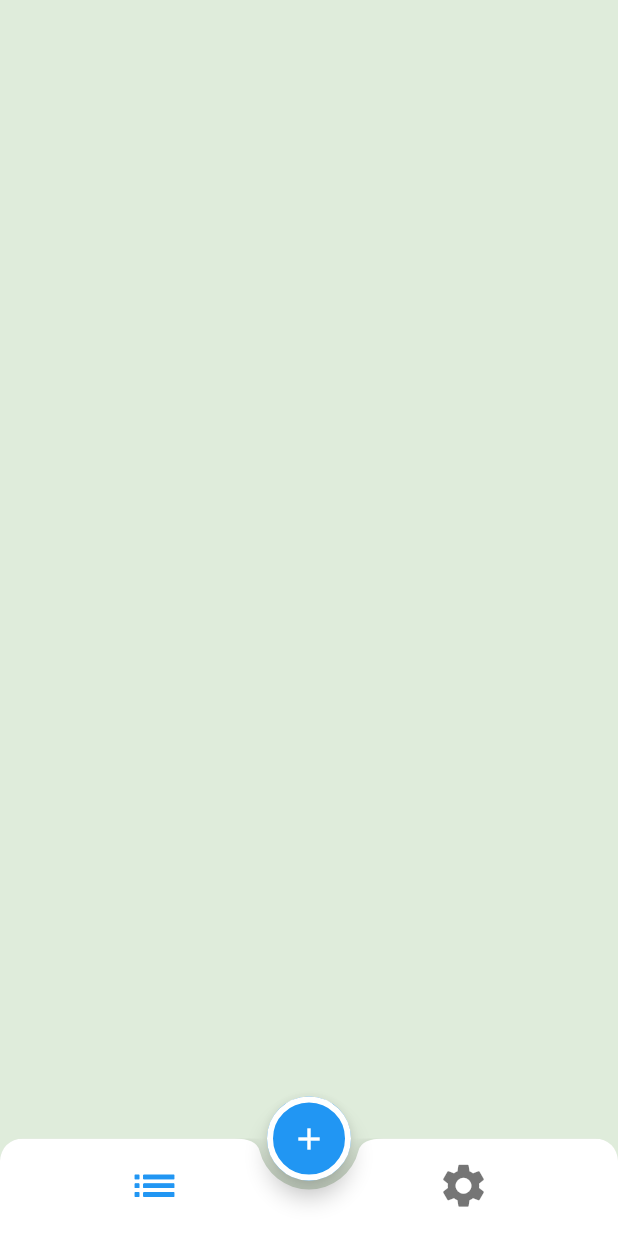
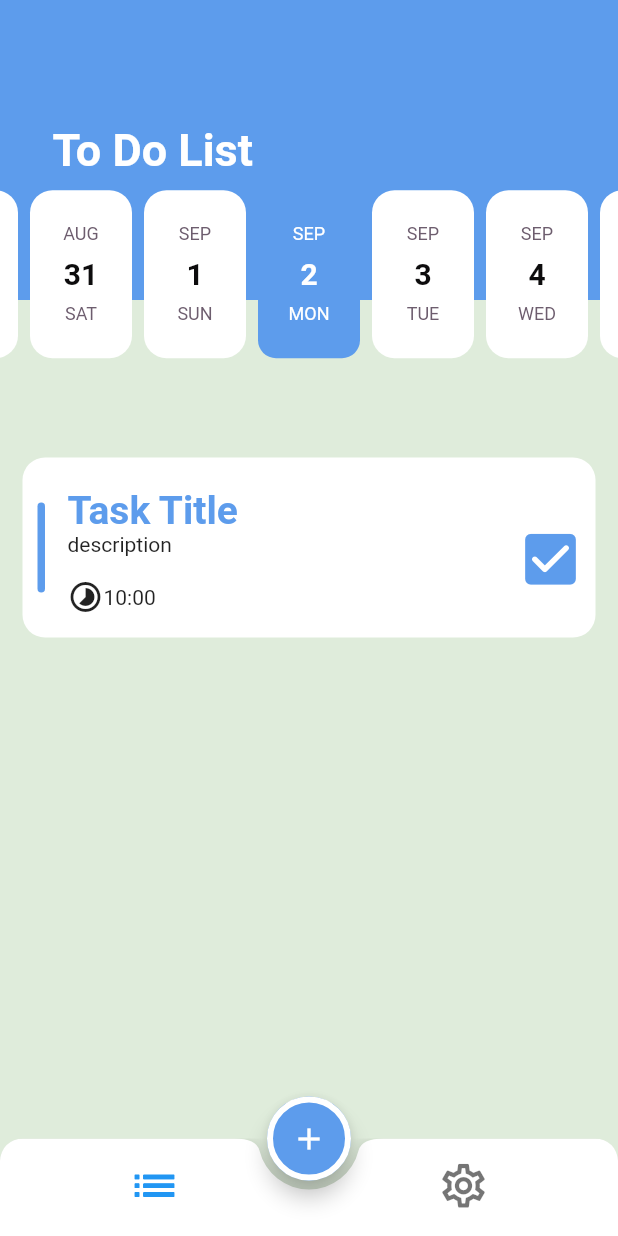
Before and after one commit to Mina23t/todo_assinment, a Flutter app: the screen it shows after launch, on a phone screen of 412 x 824 dp. Run offline on Flutter 3.47's test engine with Material 3 defaults, Android fonts, the phone set to English and light mode, and no system bars; drawn by our look-alikes of easy_date_timeline, flutter_slidable.

Commit message:
splash&provider&layout have created

```diff
--- /dev/null
+++ b/lib/core/providers/provider.dart
@@ -0,0 +1,23 @@
+import 'package:flutter/cupertino.dart';
+import 'package:todo_assinment/layout/screens/settings_screen.dart';
+import 'package:todo_assinment/layout/screens/task_screen.dart';
+
+class MainProvider extends ChangeNotifier{
+ int index = 0;
+ DateTime selectedDate = DateTime.now();
+List<Widget>Screens=[
+  TaskScreen(),
+  SettingsScreen()
+];
+
+ void setIndex(int num){
+   index = num;
+   notifyListeners();
+ }
+
+ void setDate(DateTime datetime){
+   selectedDate = datetime;
+   notifyListeners();
+
+ }
+}
--- /dev/null
+++ b/lib/core/widgets/card_widget.dart
@@ -0,0 +1,93 @@
+import 'package:flutter/cupertino.dart';
+import 'package:flutter/material.dart';
+import 'package:flutter_slidable/flutter_slidable.dart';
+
+class card_widget extends StatelessWidget {
+  const card_widget({
+    super.key,
+  });
+
+  @override
+  Widget build(BuildContext context) {
+    return Padding(
+      padding: const EdgeInsets.all(15),
+      child: Slidable( key: ValueKey("task.id"),
+        startActionPane: ActionPane(dismissible: DismissiblePane(onDismissed: () {}),
+          motion: ScrollMotion(),
+          children: [
+            SlidableAction( borderRadius: BorderRadius.circular(10),
+              onPressed: (context) {},
+              backgroundColor: Colors.red,
+              icon: Icons.delete,
+              label: "Delete",
+            ), SlidableAction( borderRadius: BorderRadius.circular(10),
+              onPressed: (context) {},
+              backgroundColor: Colors.white,
+              icon: Icons.edit,
+              label: "edit",
+            )
+          ],
+        ),
+        child: Container(
+          decoration: BoxDecoration(
+              color: Colors.white,
+              borderRadius: BorderRadius.circular(15)),
+          width: double.infinity,
+          height: 120,
+          child: Row(
+            children: [
+              Padding(
+                padding: const EdgeInsets.only(left: 10),
+                child: Container(
+                  height: 60,
+                  width: 5,
+                  decoration: BoxDecoration(
+                      color: const Color(0xff5D9CEC),
+                      borderRadius: BorderRadius.circular(15)),
+                ),
+              ),
+              const SizedBox(
+                width: 15,
+              ),
+              const Column(
+                crossAxisAlignment: CrossAxisAlignment.start,
+                children: [
+                  SizedBox(
+                    height: 20,
+                  ),
+                  Text(
+                    "Task Title",
+                    style: TextStyle(
+                        fontSize: 26,
+                        fontWeight: FontWeight.bold,
+                        color: Color(0xff5D9CEC)),
+                  ),
+                  Text("description"),
+                  SizedBox(
+                    height: 15,
+                  ),
+                  Row(
+                    children: [
+                      Icon(Icons.timelapse_outlined),
+                      Text("10:00")
+                    ],
+                  )
+                ],
+              ),
+              Spacer(),
+              Container(
+                width: 60,
+                height: 30,
+                child: const Icon(
+                  Icons.check_box_rounded,
+                  color: Color(0xff5D9CEC),
+                  size: 45,
+                ),
+              )
+            ],
+          ),
+        ),
+      ),
+    );
+  }
+}
--- a/lib/layout/layout.dart
+++ b/lib/layout/layout.dart
@@ -1,7 +1,6 @@
-import 'package:flutter/cupertino.dart';
 import 'package:flutter/material.dart';
 import 'package:provider/provider.dart';
-import 'package:todo_assinment/layout/provider.dart';
+import 'package:todo_assinment/core/providers/provider.dart';
 
 class Layout extends StatelessWidget {
   static const String routeName = "layout_screen";
@@ -19,20 +18,21 @@ class Layout extends StatelessWidget {
             return Scaffold(
               floatingActionButtonLocation:
                   FloatingActionButtonLocation.centerDocked,
-              floatingActionButton: FloatingActionButton(
+              floatingActionButton: FloatingActionButton(backgroundColor:Color(0xff5D9CEC) ,
                 shape: OutlineInputBorder(
                     borderRadius: BorderRadius.circular(50),
-                    borderSide: BorderSide(color: Colors.white, width: 4)),
+                    borderSide:
+                        const BorderSide(color: Colors.white, width: 4)),
                 onPressed: () {},
                 child: const Icon(Icons.add),
               ),
               bottomNavigationBar: ClipRRect(
-                borderRadius: BorderRadius.only(
+                borderRadius: const BorderRadius.only(
                   topLeft: Radius.circular(15),
                   topRight: Radius.circular(15),
                 ),
                 child: BottomAppBar(
-                  shape: CircularNotchedRectangle(),
+                  shape: const CircularNotchedRectangle(),
                   notchMargin: 6,
                   color: Colors.white,
                   child: BottomNavigationBar(
@@ -51,7 +51,7 @@ class Layout extends StatelessWidget {
                           label: "tasks"),
                       BottomNavigationBarItem(
                           icon: Icon(
-                            Icons.settings,
+                            Icons.settings_outlined,
                             size: 35,
                           ),
                           label: "settings")
@@ -59,6 +59,7 @@ class Layout extends StatelessWidget {
                   ),
                 ),
               ),
+              body: provider.Screens[index],
             );
           }),
     );
--- a/lib/layout/provider.dart
+++ /dev/null
@@ -1,11 +0,0 @@
-import 'package:flutter/cupertino.dart';
-
-class MainProvider extends ChangeNotifier{
- int index = 0;
-
-
- void setIndex(int num){
-   index = num;
-   notifyListeners();
- }
-}
--- /dev/null
+++ b/lib/layout/screens/settings_screen.dart
@@ -0,0 +1,10 @@
+import 'package:flutter/cupertino.dart';
+
+class SettingsScreen extends StatelessWidget {
+  const SettingsScreen({super.key});
+
+  @override
+  Widget build(BuildContext context) {
+    return const Placeholder();
+  }
+}
--- /dev/null
+++ b/lib/layout/screens/task_screen.dart
@@ -0,0 +1,68 @@
+import 'package:easy_date_timeline/easy_date_timeline.dart';
+import 'package:flutter/material.dart';
+import 'package:provider/provider.dart';
+import 'package:todo_assinment/core/providers/provider.dart';
+import '../../core/widgets/card_widget.dart';
+
+class TaskScreen extends StatelessWidget {
+  const TaskScreen({super.key});
+
+  @override
+  Widget build(BuildContext context) {
+    return Consumer<MainProvider>(
+      builder: (context, provider, child) {
+        return Column(
+          children: [
+            Stack(
+              alignment: const Alignment(0, 2.3),
+              children: [
+                Container(
+                  height: 200,
+                  width: double.infinity,
+                  color: const Color(0xff5D9CEC),
+                  child: const Column(
+                      crossAxisAlignment: CrossAxisAlignment.start,
+                      mainAxisAlignment: MainAxisAlignment.center,
+                      children: [
+                        Padding(
+                          padding: EdgeInsets.symmetric(
+                            horizontal: 35,
+                          ),
+                          child: Text(
+                            "To Do List",
+                            style: TextStyle(
+                                fontSize: 30,
+                                color: Colors.white,
+                                fontWeight: FontWeight.bold),
+                          ),
+                        )
+                      ]),
+                ),
+                EasyInfiniteDateTimeLine(
+                  firstDate: DateTime.now().subtract(const Duration(days: 365)),
+                  lastDate: DateTime.now().add(const Duration(days: 365)),
+                  showTimelineHeader: false,
+                  focusDate: provider.selectedDate,
+                  onDateChange: provider.setDate,
+                  activeColor: const Color(0xff5D9CEC),
+                  dayProps: EasyDayProps(
+                      todayHighlightStyle: TodayHighlightStyle.withBackground,
+                      todayHighlightColor: Colors.white60,
+                      inactiveDayStyle: DayStyle(
+                          decoration: BoxDecoration(
+                        color: Colors.white,
+                        borderRadius: BorderRadius.circular(15),
+                      ))),
+                ),
+              ],
+            ),
+            const SizedBox(
+              height: 90,
+            ),
+            card_widget()
+          ],
+        );
+      },
+    );
+  }
+}
--- a/pubspec.yaml
+++ b/pubspec.yaml
@@ -36,6 +36,8 @@ dependencies:
   # Use with the CupertinoIcons class for iOS style icons.
   cupertino_icons: ^1.0.6
   provider: ^6.1.2
+  easy_date_timeline: ^1.1.3
+  flutter_slidable: ^3.1.1
 dev_dependencies:
   flutter_test:
     sdk: flutter
```
Also changed, not shown: pubspec.lock, 21 other files.
